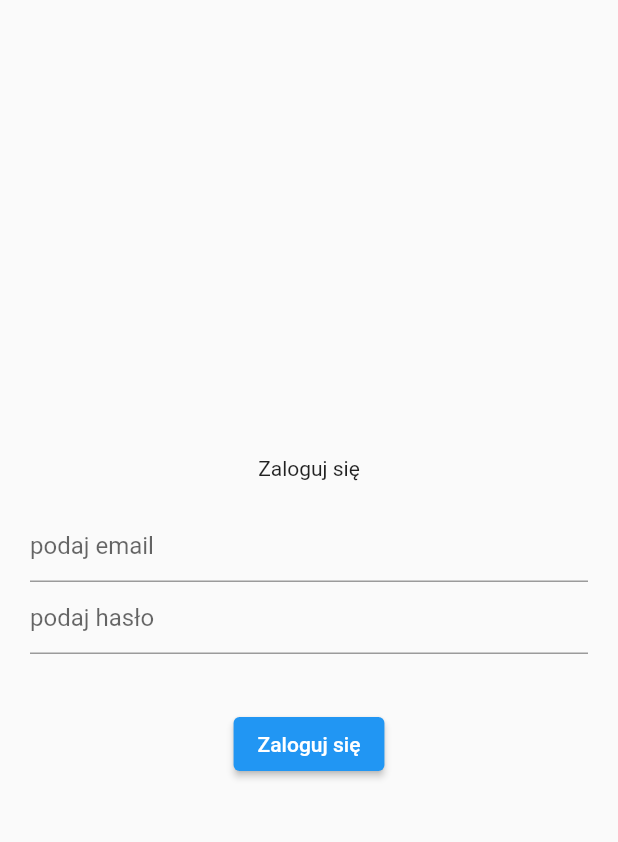
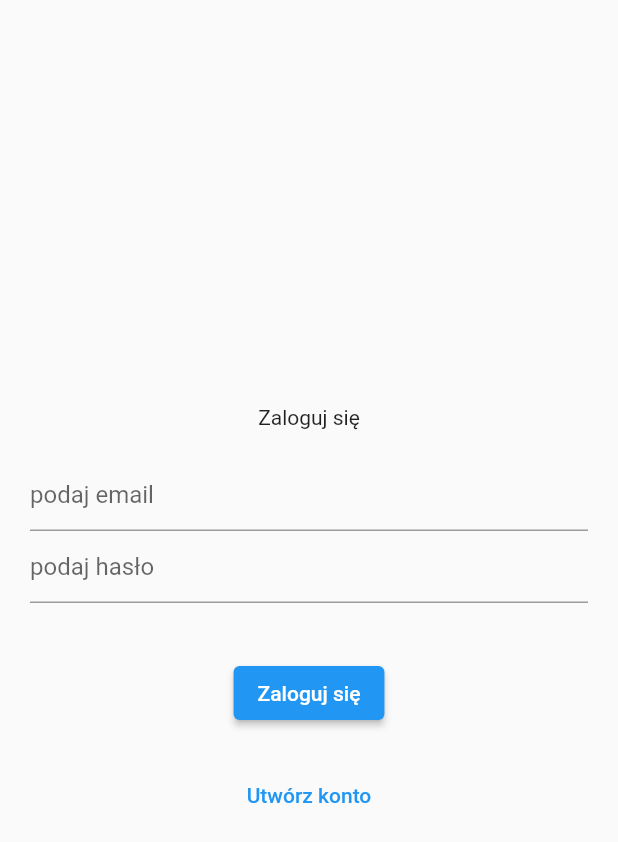
Before and after one commit to pilchsebastian88/kebab_katowice, a Flutter app: the screen it shows after launch, on a phone screen of 412 x 824 dp. Shown: the top 842 px of the screen. Run offline on Flutter 3.47's test engine with Material 2 defaults, Android fonts, the light colour scheme and no system bars; our stand-ins replace firebase_auth, firebase_core; accounts and stored records are empty.

Commit message:
Add registration

```diff
--- a/lib/app/login/login_page.dart
+++ b/lib/app/login/login_page.dart
@@ -14,6 +14,7 @@ class LoginPage extends StatefulWidget {
 
 class _LoginPageState extends State<LoginPage> {
   var errorMessage = '';
+  var isCreatingAccount = false;
   @override
   Widget build(BuildContext context) {
     return Scaffold(
@@ -23,7 +24,9 @@ class _LoginPageState extends State<LoginPage> {
           child: Column(
             mainAxisAlignment: MainAxisAlignment.center,
             children: [
-              const Text('Zaloguj się'),
+              Text(isCreatingAccount == true
+                  ? 'Zarejestruj się'
+                  : 'Zaloguj się'),
               const SizedBox(height: 20),
               TextField(
                 controller: widget.loginController,
@@ -38,6 +41,19 @@ class _LoginPageState extends State<LoginPage> {
               const SizedBox(height: 20),
               ElevatedButton(
                 onPressed: () async {
+                  if (isCreatingAccount == true) {
+                    try {
+                      await FirebaseAuth.instance
+                          .createUserWithEmailAndPassword(
+                        email: widget.loginController.text,
+                        password: widget.passwordController.text,
+                      );
+                    } catch (error) {
+                      setState(() {
+                        errorMessage = error.toString();
+                      });
+                    }
+                  } else {
                     try {
                       await FirebaseAuth.instance.signInWithEmailAndPassword(
                         email: widget.loginController.text,
@@ -48,9 +64,33 @@ class _LoginPageState extends State<LoginPage> {
                         errorMessage = error.toString();
                       });
                     }
+                  }
                 },
-                child: const Text('Zaloguj się'),
-              )
+                child: Text(isCreatingAccount == true
+                    ? 'Zarejestruj się'
+                    : 'Zaloguj się'),
+              ),
+              const SizedBox(height: 20),
+              if (isCreatingAccount == false) ...[
+                TextButton(
+                  onPressed: () {
+                    setState(() {
+                      isCreatingAccount = true;
+                    });
+                  },
+                  child: Text('Utwórz konto'),
+                ),
+              ],
+              if (isCreatingAccount == true) ...[
+                TextButton(
+                  onPressed: () {
+                    setState(() {
+                      isCreatingAccount = false;
+                    });
+                  },
+                  child: Text('Masz już konto?'),
+                ),
+              ],
             ],
           ),
         ),
```
Lines whose indentation alone changed are shown as unchanged.
